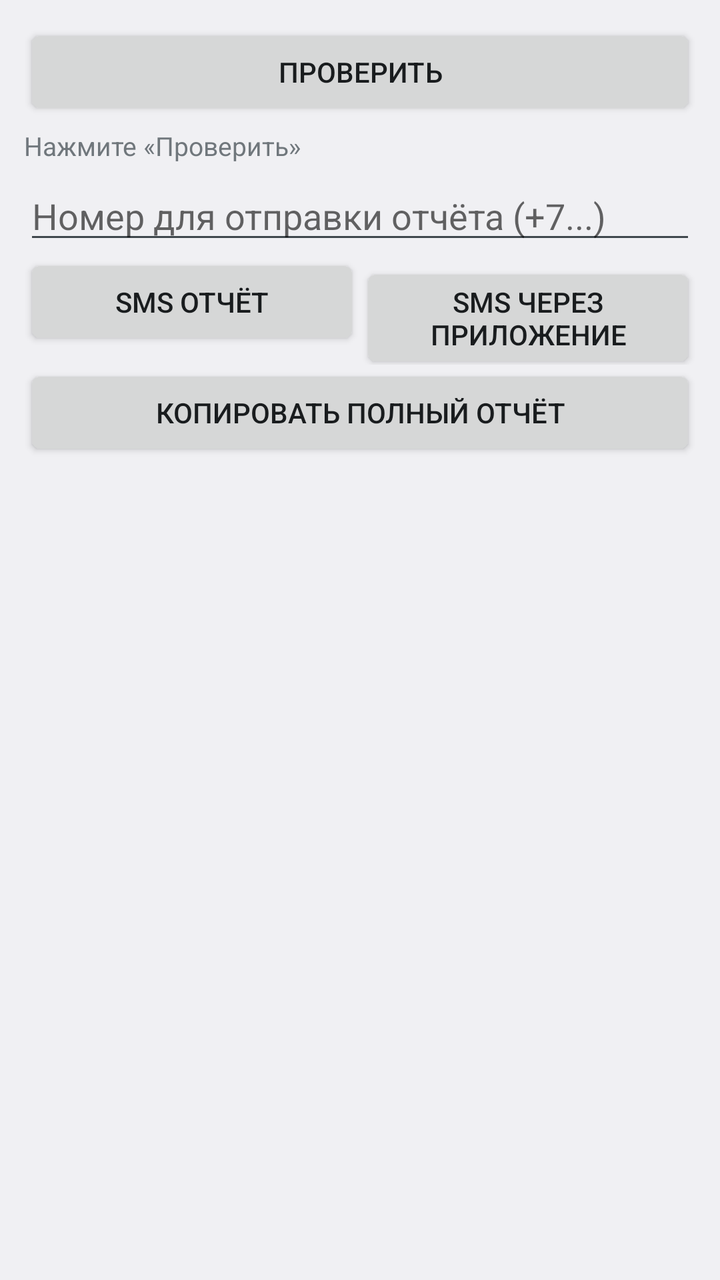
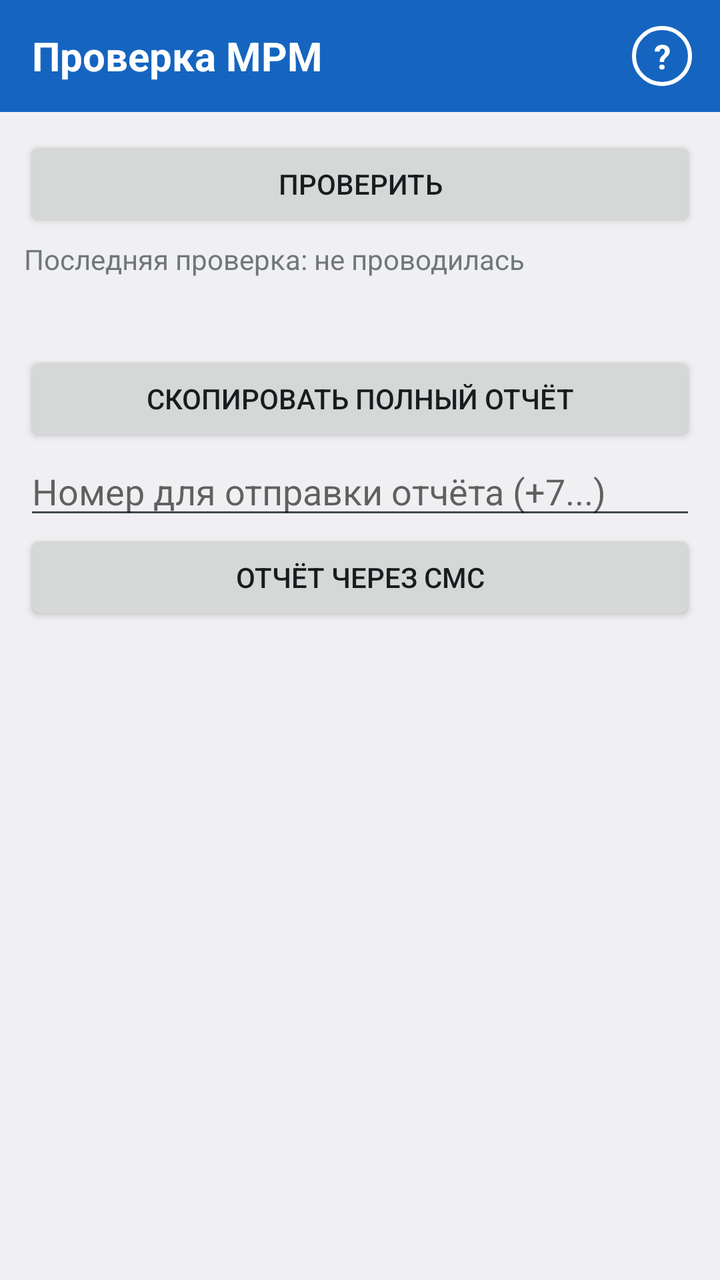

An Android layout rendered at two revisions. The XML below is the earlier revision; the diff shows what the commit changed to produce the second picture.
<!-- AndroidManifest.xml: application theme AppTheme -->
<!-- res/layout/activity_main.xml -->
<?xml version="1.0" encoding="utf-8"?>
<ScrollView xmlns:android="http://schemas.android.com/apk/res/android"
    android:layout_width="match_parent"
    android:layout_height="match_parent"
    android:fillViewport="true">

    <LinearLayout
        android:layout_width="match_parent"
        android:layout_height="wrap_content"
        android:orientation="vertical"
        android:padding="12dp">

        <Button
            android:id="@+id/btnCheck"
            android:layout_width="match_parent"
            android:layout_height="wrap_content"
            android:text="Проверить" />

        <TextView
            android:id="@+id/tvStatus"
            android:layout_width="match_parent"
            android:layout_height="wrap_content"
            android:paddingTop="4dp"
            android:paddingBottom="4dp"
            android:text="Нажмите «Проверить»"
            android:textSize="13sp" />

        <EditText
            android:id="@+id/etPhone"
            android:layout_width="match_parent"
            android:layout_height="wrap_content"
            android:hint="Номер для отправки отчёта (+7...)"
            android:importantForAutofill="no"
            android:inputType="phone" />

        <LinearLayout
            android:layout_width="match_parent"
            android:layout_height="wrap_content"
            android:orientation="horizontal">

            <Button
                android:id="@+id/btnSmsDirect"
                android:layout_width="0dp"
                android:layout_height="wrap_content"
                android:layout_weight="1"
                android:text="SMS отчёт" />

            <Button
                android:id="@+id/btnSmsApp"
                android:layout_width="0dp"
                android:layout_height="wrap_content"
                android:layout_weight="1"
                android:text="SMS через приложение" />
        </LinearLayout>

        <Button
            android:id="@+id/btnCopy"
            android:layout_width="match_parent"
            android:layout_height="wrap_content"
            android:text="Копировать полный отчёт" />

        <TextView
            android:id="@+id/tvReport"
            android:layout_width="match_parent"
            android:layout_height="wrap_content"
            android:paddingTop="8dp"
            android:textSize="12sp"
            android:typeface="monospace" />
    </LinearLayout>
</ScrollView>
<!-- resources referenced by this layout -->
<resources>
  <style name="AppTheme" parent="android:Theme.DeviceDefault.Light.DarkActionBar" />
</resources>

<!-- the commit's change to res/layout/activity_main.xml (unified diff, before → after) -->
@@ -1,70 +1,97 @@
 <?xml version="1.0" encoding="utf-8"?>
-<ScrollView xmlns:android="http://schemas.android.com/apk/res/android"
+<LinearLayout xmlns:android="http://schemas.android.com/apk/res/android"
     android:layout_width="match_parent"
     android:layout_height="match_parent"
-    android:fillViewport="true">
+    android:orientation="vertical">
 
+    
     <LinearLayout
         android:layout_width="match_parent"
-        android:layout_height="wrap_content"
-        android:orientation="vertical"
-        android:padding="12dp">
-
-        <Button
-            android:id="@+id/btnCheck"
-            android:layout_width="match_parent"
-            android:layout_height="wrap_content"
-            android:text="Проверить" />
+        android:layout_height="56dp"
+        android:background="#1565C0"
+        android:gravity="center_vertical"
+        android:orientation="horizontal"
+        android:paddingStart="16dp"
+        android:paddingEnd="14dp">
 
         <TextView
-            android:id="@+id/tvStatus"
-            android:layout_width="match_parent"
+            android:layout_width="0dp"
             android:layout_height="wrap_content"
-            android:paddingTop="4dp"
-            android:paddingBottom="4dp"
-            android:text="Нажмите «Проверить»"
-            android:textSize="13sp" />
+            android:layout_weight="1"
+            android:text="@string/app_name"
+            android:textColor="#FFFFFF"
+            android:textSize="20sp"
+            android:textStyle="bold" />
 
-        <EditText
-            android:id="@+id/etPhone"
-            android:layout_width="match_parent"
-            android:layout_height="wrap_content"
-            android:hint="Номер для отправки отчёта (+7...)"
-            android:importantForAutofill="no"
-            android:inputType="phone" />
+        <TextView
+            android:id="@+id/btnHelp"
+            android:layout_width="30dp"
+            android:layout_height="30dp"
+            android:background="@drawable/help_circle"
+            android:clickable="true"
+            android:contentDescription="О программе"
+            android:focusable="true"
+            android:gravity="center"
+            android:text="?"
+            android:textColor="#FFFFFF"
+            android:textSize="17sp"
+            android:textStyle="bold" />
+    </LinearLayout>
+
+    <ScrollView
+        android:layout_width="match_parent"
+        android:layout_height="0dp"
+        android:layout_weight="1"
+        android:fillViewport="true">
 
         <LinearLayout
             android:layout_width="match_parent"
             android:layout_height="wrap_content"
-            android:orientation="horizontal">
+            android:orientation="vertical"
+            android:padding="12dp">
 
             <Button
-                android:id="@+id/btnSmsDirect"
-                android:layout_width="0dp"
+                android:id="@+id/btnCheck"
+                android:layout_width="match_parent"
                 android:layout_height="wrap_content"
-                android:layout_weight="1"
-                android:text="SMS отчёт" />
+                android:text="ПРОВЕРИТЬ" />
+
+            <TextView
+                android:id="@+id/tvStatus"
+                android:layout_width="match_parent"
+                android:layout_height="wrap_content"
+                android:paddingTop="4dp"
+                android:paddingBottom="8dp"
+                android:text="Последняя проверка: не проводилась"
+                android:textSize="14sp" />
+
+            <TextView
+                android:id="@+id/tvReport"
+                android:layout_width="match_parent"
+                android:layout_height="wrap_content"
+                android:paddingBottom="12dp"
+                android:textSize="12sp"
+                android:typeface="monospace" />
+
+            <Button
+                android:id="@+id/btnCopy"
+                android:layout_width="match_parent"
+                android:layout_height="wrap_content"
+                android:text="СКОПИРОВАТЬ ПОЛНЫЙ ОТЧЁТ" />
+
+            <EditText
+                android:id="@+id/etPhone"
+                android:layout_width="match_parent"
+                android:layout_height="wrap_content"
+                android:hint="Номер для отправки отчёта (+7...)"
+                android:importantForAutofill="no"
+                android:inputType="phone" />
 
             <Button
                 android:id="@+id/btnSmsApp"
-                android:layout_width="0dp"
+                android:layout_width="match_parent"
                 android:layout_height="wrap_content"
-                android:layout_weight="1"
-                android:text="SMS через приложение" />
+                android:text="ОТЧЁТ ЧЕРЕЗ СМС" />
         </LinearLayout>
-
-        <Button
-            android:id="@+id/btnCopy"
-            android:layout_width="match_parent"
-            android:layout_height="wrap_content"
-            android:text="Копировать полный отчёт" />
-
-        <TextView
-            android:id="@+id/tvReport"
-            android:layout_width="match_parent"
-            android:layout_height="wrap_content"
-            android:paddingTop="8dp"
-            android:textSize="12sp"
-            android:typeface="monospace" />
-    </LinearLayout>
-</ScrollView>
+    </ScrollView>
+</LinearLayout>
<!-- resource entries referenced after the edit -->
@@ -1,5 +1,14 @@
 <!-- resources referenced by this layout -->
 <resources>
-  <style name="AppTheme" parent="android:Theme.DeviceDefault.Light.DarkActionBar" />
+  <!-- drawable help_circle (drawable) -->
+  <?xml version="1.0" encoding="utf-8"?>
+  <shape xmlns:android="http://schemas.android.com/apk/res/android" android:shape="oval">
+      <solid android:color="#00000000" />
+      <stroke android:width="2dp" android:color="#FFFFFF" />
+  </shape>
+  <string name="app_name">Проверка МРМ</string>
+  <style name="AppTheme" parent="android:Theme.DeviceDefault.Light.NoActionBar">
+          <item name="android:statusBarColor">#0D47A1</item>
+      </style>
 </resources>
 
